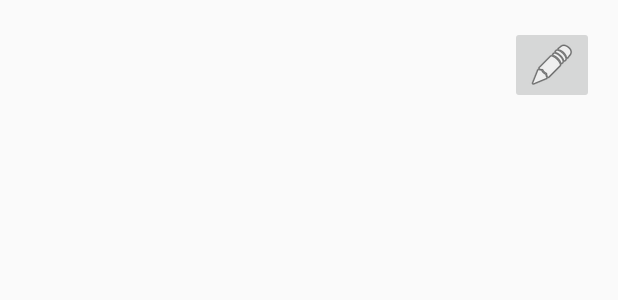
After one commit to scc2758/KidsToDoApp, an Android app: the layout item_to_do_entry_edit.xml on its own in the app's theme, with its tools: preview values and no code run, on a phone screen of 412 x 824 dp. The commit adds this screen. Shown: the top 300 px of the screen. Run offline under Robolectric (Android 15) with nearby library versions, the phone set to English and light mode, and no system bars.

Commit message:
Show edit buttons when in parent mode, otherwise no edit buttons

```diff
--- a/app/src/main/java/com/example/kidstodoapp/phoneNumberDialog.java
+++ b/app/src/main/java/com/example/kidstodoapp/phoneNumberDialog.java
@@ -21,7 +21,7 @@ public class phoneNumberDialog extends AppCompatDialogFragment {
 
         final EditText input = new EditText(this.getContext());
         input.setHint("0000000000");
-        input.setInputType(InputType.TYPE_CLASS_TEXT | InputType.TYPE_CLASS_PHONE);
+        input.setInputType(InputType.TYPE_CLASS_NUMBER);
         builder.setView(input);
 
         builder.setNegativeButton("Cancel", new DialogInterface.OnClickListener() {
--- /dev/null
+++ b/app/src/main/res/layout/item_to_do_entry_edit.xml
@@ -0,0 +1,46 @@
+<?xml version="1.0" encoding="utf-8"?>
+<androidx.constraintlayout.widget.ConstraintLayout xmlns:android="http://schemas.android.com/apk/res/android"
+    xmlns:app="http://schemas.android.com/apk/res-auto"
+    xmlns:tools="http://schemas.android.com/tools"
+    android:id="@+id/linearLayout"
+    android:layout_width="match_parent"
+    android:layout_height="wrap_content"
+    android:clickable="true"
+    android:focusable="true">
+
+
+    <TextView
+        android:id="@+id/entry_name"
+        android:layout_width="wrap_content"
+        android:layout_height="wrap_content"
+        android:layout_marginStart="16dp"
+        android:layout_marginTop="16dp"
+        android:paddingRight="100dp"
+        android:textColor="@android:color/black"
+        android:textStyle="bold"
+        app:layout_constraintStart_toStartOf="parent"
+        app:layout_constraintTop_toTopOf="parent" />
+
+    <TextView
+        android:id="@+id/entry_description"
+        android:layout_width="wrap_content"
+        android:layout_height="wrap_content"
+        android:layout_marginStart="16dp"
+        android:layout_marginTop="16dp"
+        android:paddingRight="100dp"
+        android:paddingBottom="16dp"
+        android:textColor="@android:color/darker_gray"
+        app:layout_constraintStart_toStartOf="parent"
+        app:layout_constraintTop_toBottomOf="@+id/entry_name" />
+
+    <ImageButton
+        android:id="@+id/edit_entry_button"
+        android:layout_width="0dp"
+        android:layout_height="wrap_content"
+        android:layout_marginEnd="16dp"
+        app:layout_constraintBottom_toBottomOf="parent"
+        app:layout_constraintEnd_toEndOf="parent"
+        app:layout_constraintTop_toTopOf="parent"
+        app:srcCompat="@android:drawable/ic_menu_edit" />
+
+</androidx.constraintlayout.widget.ConstraintLayout>
```
Also changed, not shown: app/src/main/java/com/example/kidstodoapp/MainActivity.java (+20 -16 lines), app/src/main/java/com/example/kidstodoapp/ToDoAdapter.java (+26 -1 lines), app/src/main/res/layout/item_to_do_entry_no_edit.xml (renamed from app/src/main/res/layout/item_to_do_entry.xml, +0 -12 lines).
